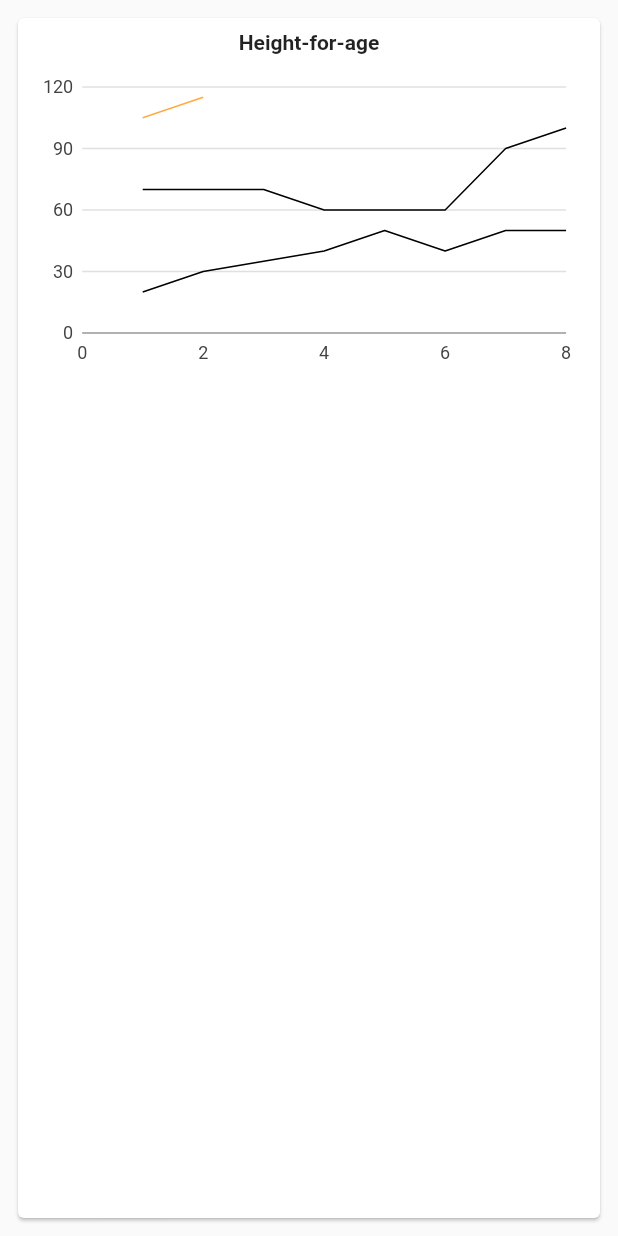
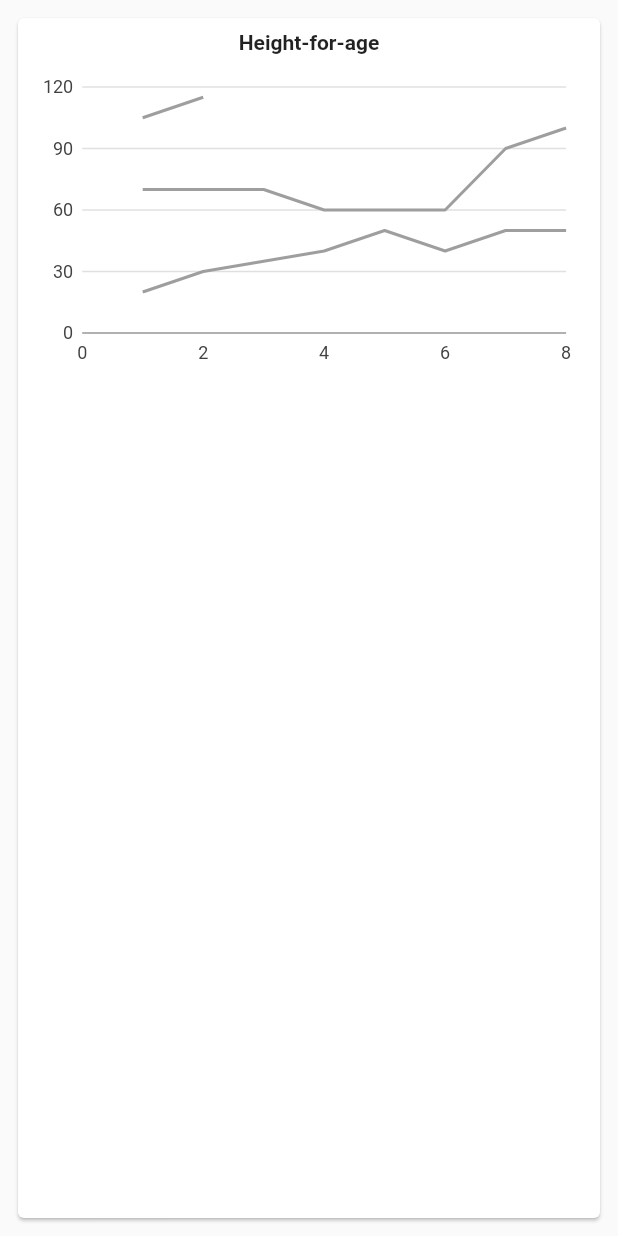
Before and after one commit to kimjaehu/turalura, a Flutter app: the GrowthChart widget shown alone on an empty page, opened directly, on a phone screen of 412 x 824 dp. Run offline on Flutter 3.47's test engine with Material 2 defaults, Android fonts, the phone set to English and light mode, and no system bars; our stand-ins replace auto_size_text, charts_flutter, cloud_firestore, firebase_auth, flutter_svg, google_sign_in and 1 more; accounts and stored records are empty.

Commit message:
added data for one chart

```diff
--- a/lib/main.dart
+++ b/lib/main.dart
@@ -1,8 +1,8 @@
 import 'package:cloud_firestore/cloud_firestore.dart';
 import 'package:flutter/material.dart';
-import 'package:turalura/home_widget.dart';
 import 'package:turalura/services/auth_service.dart';
 import 'package:turalura/views/landing_view.dart';
+import 'package:turalura/views/navigation_view.dart';
 import 'package:turalura/views/onboard_view.dart';
 import 'package:turalura/views/onboarding/add_view.dart';
 import 'package:turalura/views/onboarding/country_view.dart';
--- a/lib/views/new_measurement/measurement_view.dart
+++ b/lib/views/new_measurement/measurement_view.dart
@@ -19,8 +19,8 @@ class _NewMeasurementViewState extends State<NewMeasurementView> {
   @override
   void initState() {
     isSelected = [true, false];
-    _heightController.text = (widget.measurement.height).toString();
-    _weightController.text = (widget.measurement.weight).toString();
+    // _heightController.text = (widget.measurement.height).toString();
+    // _weightController.text = (widget.measurement.weight).toString();
     super.initState();
   }
 
--- a/lib/widgets/growth_graph.dart
+++ b/lib/widgets/growth_graph.dart
@@ -13,8 +13,10 @@ class GrowthChart extends StatefulWidget {
 class _GrowthChartState extends State<GrowthChart> {
   List<charts.Series<Growth, int>> _heightSeriesLineData;
 
+  List<Object> dataArray = [{'day': 0, '5th':  46.084,}];
+
   _generateData() {
-    final lineSeriesData1 = [
+    final fifth = [
       new Growth(1, 20),
       new Growth(2, 30),
       new Growth(3, 35),
@@ -25,7 +27,7 @@ class _GrowthChartState extends State<GrowthChart> {
       new Growth(8, 50),
     ];
 
-    final lineSeriesData2 = [
+    final fiftieth = [
       new Growth(1, 50),
       new Growth(2, 40),
       new Growth(3, 35),
@@ -36,18 +38,20 @@ class _GrowthChartState extends State<GrowthChart> {
       new Growth(8, 50),
     ];
 
-    var lineSeriesData3 = [
+    final ninetyfifth = [
       new Growth(1, 35),
       new Growth(2, 45),
     ];
+
+    var babyHeight =[new Growth(3, 45),];
 
     _heightSeriesLineData.add(
       charts.Series(
         domainFn: (Growth growth, _) => growth.day,
         measureFn: (Growth growth, _) => growth.value,
-        id: '99th',
-        data: lineSeriesData1,
-        colorFn: (__, _) => charts.ColorUtil.fromDartColor(Colors.black),
+        id: '5th',
+        data: fifth,
+        colorFn: (__, _) => charts.ColorUtil.fromDartColor(Colors.grey),
       ),
     );
     _heightSeriesLineData.add(
@@ -55,8 +59,17 @@ class _GrowthChartState extends State<GrowthChart> {
         domainFn: (Growth growth, _) => growth.day,
         measureFn: (Growth growth, _) => growth.value,
         id: '50th',
-        data: lineSeriesData2,
-        colorFn: (__, _) => charts.ColorUtil.fromDartColor(Colors.black),
+        data: fiftieth,
+        colorFn: (__, _) => charts.ColorUtil.fromDartColor(Colors.grey),
+      ),
+    );
+    _heightSeriesLineData.add(
+      charts.Series(
+        domainFn: (Growth growth, _) => growth.day,
+        measureFn: (Growth growth, _) => growth.value,
+        id: '95th',
+        data: ninetyfifth,
+        colorFn: (__, _) => charts.ColorUtil.fromDartColor(Colors.grey),
       ),
     );
     _heightSeriesLineData.add(
@@ -64,7 +77,7 @@ class _GrowthChartState extends State<GrowthChart> {
         domainFn: (Growth growth, _) => growth.day,
         measureFn: (Growth growth, _) => growth.value,
         id: 'height',
-        data: lineSeriesData3,
+        data: babyHeight,
         colorFn: (__, _) => charts.ColorUtil.fromDartColor(Colors.orangeAccent),
       )..setAttribute(charts.rendererIdKey, 'babyName'),
     );
@@ -96,14 +109,14 @@ class _GrowthChartState extends State<GrowthChart> {
                   _heightSeriesLineData,
                   defaultRenderer: new charts.LineRendererConfig(
                     stacked: true,
-                    strokeWidthPx: 1.0,
+                    strokeWidthPx: 2.0,
                   ),
                   customSeriesRenderers: [
                     new charts.LineRendererConfig(
-                        customRendererId: 'babyName', includePoints: true)
+                        customRendererId: 'babyName')
                   ],
                   animate: true,
-                  animationDuration: Duration(milliseconds: 250),
+                  animationDuration: Duration(milliseconds: 200),
                 ),
               )
             ],
```
Also changed, not shown: lib/views/home_view.dart (+58 -58 lines), lib/views/navigation_view.dart (renamed from lib/home_widget.dart).
